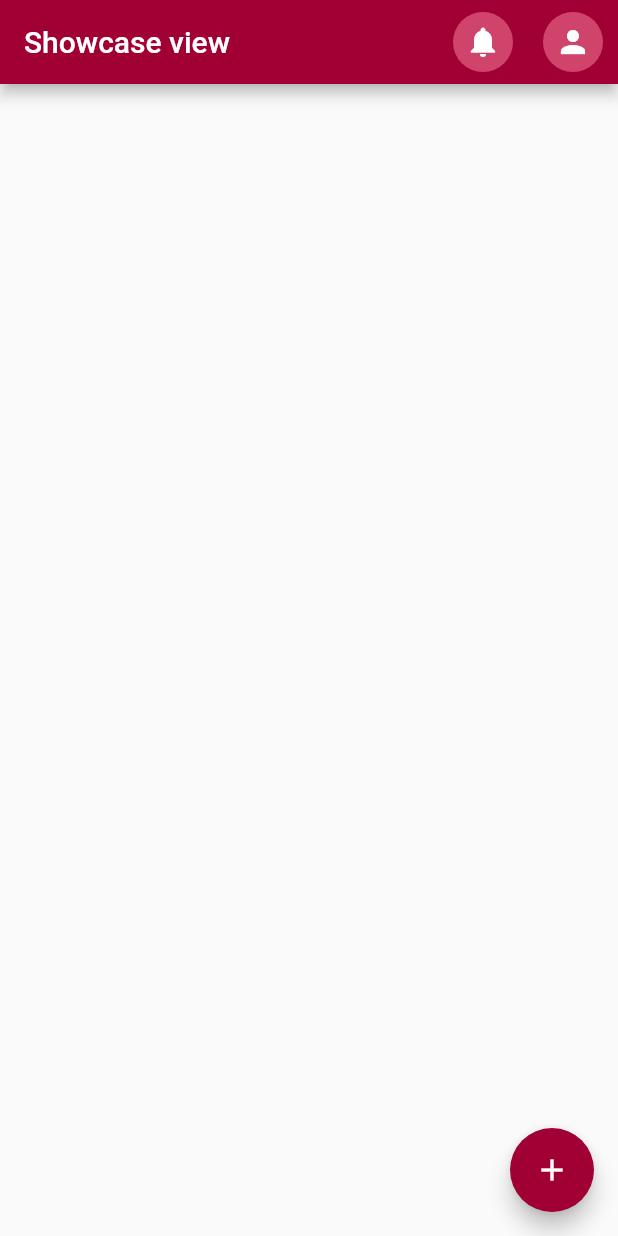
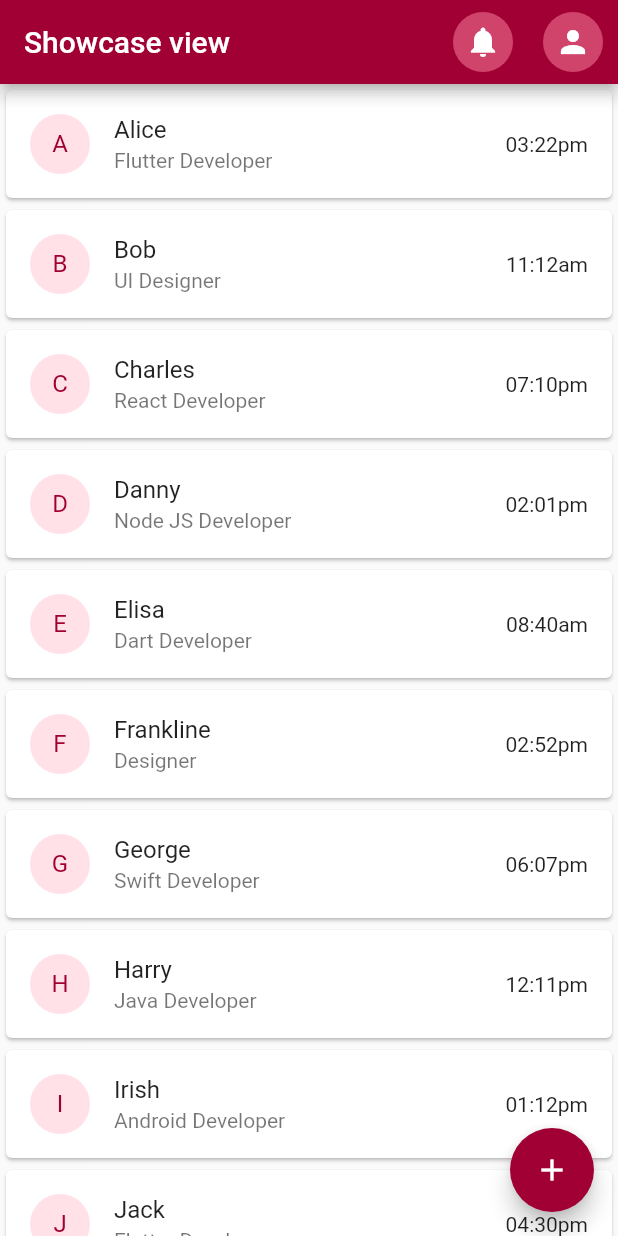
Before and after one commit to vijayinyoutube/show_case_view, a Flutter app: the screen it shows after launch, on a phone screen of 412 x 824 dp. Run offline on Flutter 3.47's test engine with Material 2 defaults, Android fonts, the phone set to English and light mode, and no system bars.

```diff
--- /dev/null
+++ b/lib/Data/Models/home_page_model.dart
@@ -0,0 +1,20 @@
+class ListData {
+  final String name;
+  final String time;
+  final String description;
+
+  ListData({required this.name, required this.time, required this.description});
+}
+
+List<ListData> listData = [
+  ListData(name: 'Alice', time: '03:22pm', description: 'Flutter Developer'),
+  ListData(name: 'Bob', time: '11:12am', description: 'UI Designer'),
+  ListData(name: 'Charles', time: '07:10pm', description: 'React Developer'),
+  ListData(name: 'Danny', time: '02:01pm', description: 'Node JS Developer'),
+  ListData(name: 'Elisa', time: '08:40am', description: 'Dart Developer'),
+  ListData(name: 'Frankline', time: '02:52pm', description: 'Designer'),
+  ListData(name: 'George', time: '06:07pm', description: 'Swift Developer'),
+  ListData(name: 'Harry', time: '12:11pm', description: 'Java Developer'),
+  ListData(name: 'Irish', time: '01:12pm', description: 'Android Developer'),
+  ListData(name: 'Jack', time: '04:30pm', description: 'Flutter Developer'),
+];
--- a/lib/Presentation/Screens/HomePage/UI/home_page.dart
+++ b/lib/Presentation/Screens/HomePage/UI/home_page.dart
@@ -3,6 +3,7 @@ import 'package:flutter/material.dart';
 import '../../../Components/app_bar.dart';
 import '../../../Declarations/constants.dart';
 import '../Widgets/a_app_bar_action.dart';
+import '../Widgets/b_list_view.dart';
 
 class MyHomePage extends StatefulWidget {
   const MyHomePage({Key? key, required this.title}) : super(key: key);
@@ -25,11 +26,7 @@ class _MyHomePageState extends State<MyHomePage> {
           AppBarAction(icondata: Icons.person, appBarFun: () {})
         ],
       ),
-      body: SingleChildScrollView(
-        child: Column(
-          children: const [],
-        ),
-      ),
+      body: const ListViewBldr(),
       floatingActionButton: FloatingActionButton(
         onPressed: () {},
         backgroundColor: primaryColor,
--- /dev/null
+++ b/lib/Presentation/Screens/HomePage/Widgets/b_list_view.dart
@@ -0,0 +1,30 @@
+import 'package:flutter/material.dart';
+
+import '../../../../Data/Models/home_page_model.dart';
+import '../../../Declarations/constants.dart';
+
+class ListViewBldr extends StatelessWidget {
+  const ListViewBldr({Key? key}) : super(key: key);
+
+  @override
+  Widget build(BuildContext context) {
+    return ListView.builder(
+        itemCount: listData.length,
+        itemBuilder: (context, index) {
+          return Card(
+            child: ListTile(
+              leading: CircleAvatar(
+                backgroundColor: secondaryColor.withOpacity(0.25),
+                child: Text(
+                  listData[index].name[0],
+                  style: TextStyle(color: primaryColor),
+                ),
+              ),
+              title: Text(listData[index].name),
+              subtitle: Text(listData[index].description),
+              trailing: Text(listData[index].time),
+            ),
+          );
+        });
+  }
+}
```
